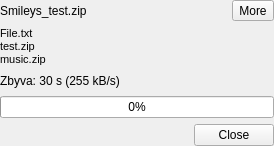
Above: widgets/events/ftuploadwidget.ui from xmpp-graveyard/jabbim before the change. Below: the same form after it.
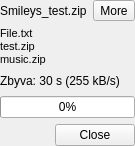
That is the form after the change.

What changed in the file:
```diff
--- a/widgets/events/ftuploadwidget.ui
+++ b/widgets/events/ftuploadwidget.ui
@@ -5,7 +5,7 @@
    <rect>
     <x>0</x>
     <y>0</y>
-    <width>274</width>
+    <width>120</width>
     <height>146</height>
    </rect>
   </property>
@@ -21,6 +21,9 @@
      <property name="text" >
       <string>Zbyva: 30 s (255 kB/s)</string>
      </property>
+     <property name="wordWrap" >
+      <bool>true</bool>
+     </property>
     </widget>
    </item>
    <item row="3" column="0" colspan="3" >
```
